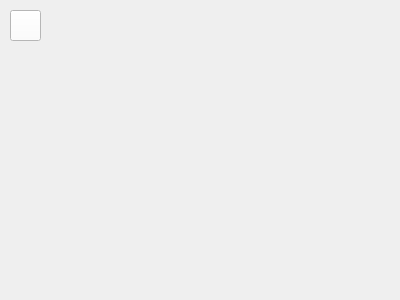
Above: game/WINDOW/gamewindow.ui from 2018YX-game/repo before the change. Below: the same form after it.
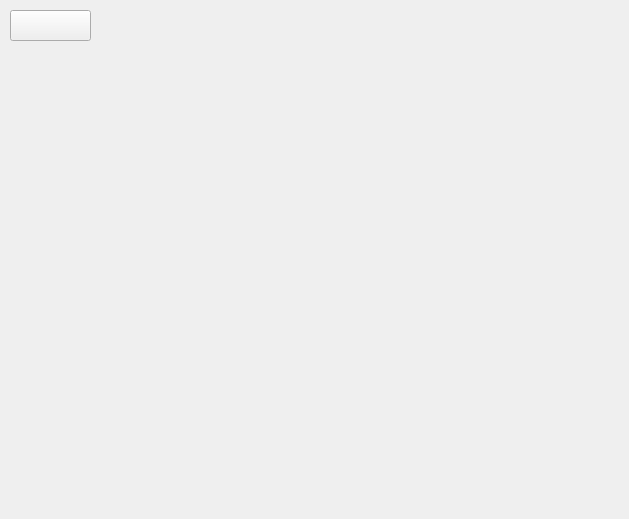
That is the form after the change. Icons and pictures are not drawn.

```diff
--- a/game/WINDOW/gamewindow.ui
+++ b/game/WINDOW/gamewindow.ui
@@ -6,8 +6,8 @@
    <rect>
     <x>0</x>
     <y>0</y>
-    <width>400</width>
-    <height>300</height>
+    <width>629</width>
+    <height>519</height>
    </rect>
   </property>
   <property name="windowTitle">
@@ -16,21 +16,17 @@
   <property name="autoFillBackground">
    <bool>false</bool>
   </property>
-  <property name="styleSheet">
-   <string notr="true">background-image: url(:/backgroung/images/background/Doodle Jump-跳回_2x(hop-bck_2x)_爱给网_aigei_com.png);</string>
-  </property>
   <widget class="QPushButton" name="pushButton">
    <property name="geometry">
     <rect>
      <x>10</x>
      <y>10</y>
-     <width>31</width>
+     <width>81</width>
      <height>31</height>
     </rect>
    </property>
    <property name="styleSheet">
-    <string notr="true">border-image: url(:/png/images/png/gc_piccode_refresh.png);
-background-color: rgb(255, 255, 255);</string>
+    <string notr="true">border-image: url(:/button/images/button/Doodle Jump-简历_2x(resume_2x)_爱给网_aigei_com.png);</string>
    </property>
    <property name="text">
     <string/>
@@ -45,16 +41,16 @@
   <widget class="QLabel" name="levelnumber">
    <property name="geometry">
     <rect>
-     <x>140</x>
+     <x>120</x>
      <y>0</y>
-     <width>121</width>
+     <width>161</width>
      <height>41</height>
     </rect>
    </property>
    <property name="font">
     <font>
-     <family>微软雅黑</family>
-     <pointsize>20</pointsize>
+     <family>Segoe Print</family>
+     <pointsize>18</pointsize>
     </font>
    </property>
    <property name="text">
@@ -64,6 +60,43 @@
     <set>Qt::AlignHCenter|Qt::AlignTop</set>
    </property>
   </widget>
+  <widget class="QLabel" name="label">
+   <property name="geometry">
+    <rect>
+     <x>0</x>
+     <y>460</y>
+     <width>631</width>
+     <height>61</height>
+    </rect>
+   </property>
+   <property name="styleSheet">
+    <string notr="true">border-image: url(:/button/images/button/groundGrass.png);</string>
+   </property>
+   <property name="text">
+    <string/>
+   </property>
+  </widget>
+  <widget class="QLabel" name="label_2">
+   <property name="geometry">
+    <rect>
+     <x>550</x>
+     <y>0</y>
+     <width>81</width>
+     <height>61</height>
+    </rect>
+   </property>
+   <property name="styleSheet">
+    <string notr="true">
+border-image: url(:/backgroung/images/background/Star.png);</string>
+   </property>
+   <property name="text">
+    <string/>
+   </property>
+  </widget>
+  <zorder>label_2</zorder>
+  <zorder>pushButton</zorder>
+  <zorder>levelnumber</zorder>
+  <zorder>label</zorder>
  </widget>
  <layoutdefault spacing="6" margin="11"/>
  <resources/>
```
